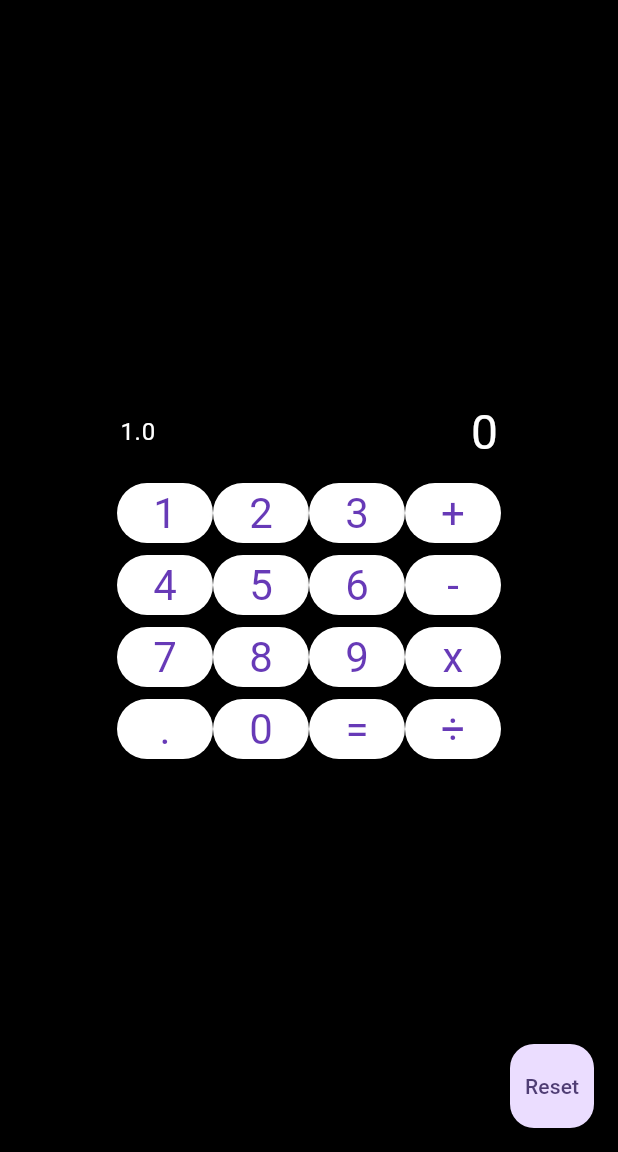
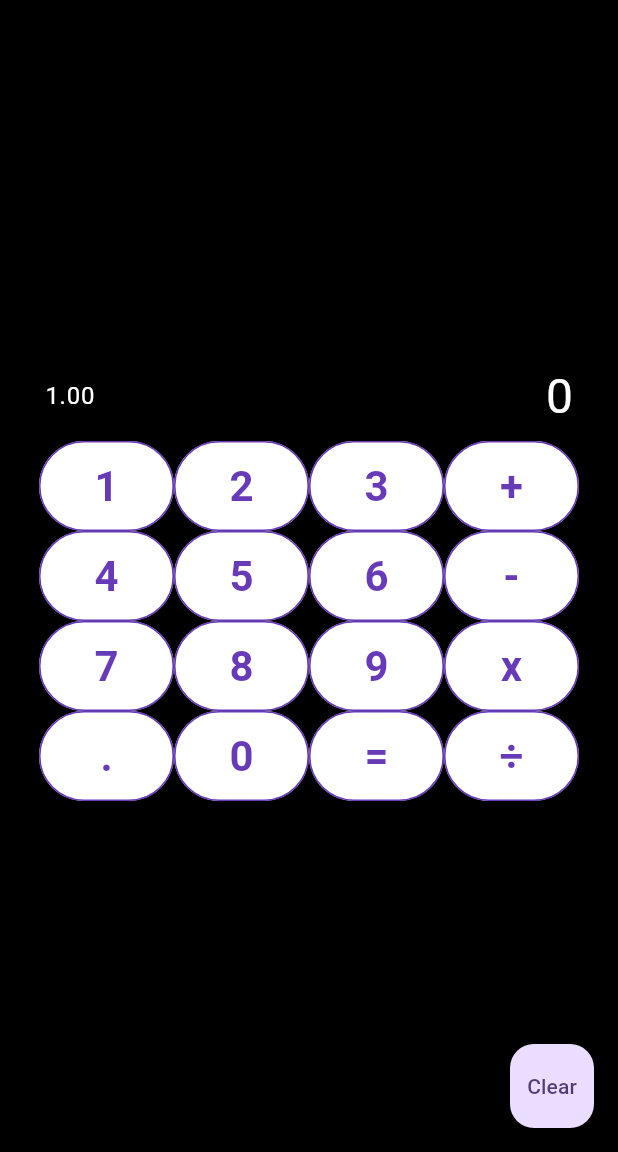
Before and after one commit to CelineSelke/MAD_HW2, a Flutter app: the screen it shows after launch, after a tap on an icon or button, on a phone screen of 412 x 824 dp, the part 84-1236 px from its top. Run offline on Flutter 3.47's test engine with Material 3 defaults, Android fonts, the phone set to English and light mode, and no system bars.

Commit message:
Modify theme, resize buttons, fix overflows

```diff
--- a/lib/main.dart
+++ b/lib/main.dart
@@ -17,8 +17,11 @@ class MyApp extends StatelessWidget {
       theme: ThemeData(
         colorScheme: ColorScheme.fromSeed(seedColor: Colors.deepPurple),
         scaffoldBackgroundColor: Colors.black,
-        elevatedButtonTheme: ElevatedButtonThemeData(style: ElevatedButton.styleFrom(foregroundColor: Colors.deepPurple, backgroundColor: Colors.white)),
-        textTheme: TextTheme(headlineLarge: TextStyle(color: Colors.white), bodyLarge: TextStyle(color: Colors.white), headlineMedium: TextStyle(color: Colors.deepPurple)),
+        elevatedButtonTheme: ElevatedButtonThemeData(style: ElevatedButton.styleFrom(foregroundColor: Colors.deepPurple, backgroundColor: Colors.white,shape: RoundedRectangleBorder(
+              borderRadius: BorderRadius.circular(32.0),
+              side: BorderSide(color: Colors.deepPurple)),
+              minimumSize: const Size(90, 60),)),
+        textTheme: TextTheme(headlineLarge: TextStyle(color: Colors.white), bodyLarge: TextStyle(color: Colors.white), headlineMedium: TextStyle(color: Colors.deepPurple, fontWeight: FontWeight.bold)),
         useMaterial3: true,
       ),
       home: const MyHomePage(title: 'Calculator'),
@@ -99,8 +102,10 @@ class _MyHomePageState extends State<MyHomePage> {
       if (operator == "/"){
           setState(() {
             num dividend = operand.removeLast();
-            if(operand.first == 0.0){
+            if(operand.last == 0.0){
                totalString = "Divide By Zero Error";
+
+               return;
             }
             else{
                total = dividend / operand.removeLast();
@@ -167,7 +172,7 @@ class _MyHomePageState extends State<MyHomePage> {
       });
   }
 
-  void reset(){
+  void clear(){
     setState(() {
       total = 0;
       totalString = "0";
@@ -189,14 +194,14 @@ class _MyHomePageState extends State<MyHomePage> {
         else{
           if(operator != ""){
             if(operand.length == 1){
-                calculation = "${operand.first} $operator";
+                calculation = "${operand.first.toStringAsPrecision(3)} $operator";
             }
             if(operand.length == 2){
-                calculation = "${operand.last} $operator ${operand.first}";
+                calculation = "${operand.last.toStringAsPrecision(3)} $operator ${operand.first.toStringAsPrecision(3)}";
             }
           }
           else{
-              calculation = "${operand.first}";
+              calculation = "${operand.first.toStringAsPrecision(3)}";
           }
         }
       });
@@ -222,10 +227,11 @@ class _MyHomePageState extends State<MyHomePage> {
           mainAxisAlignment: MainAxisAlignment.center,
           children: <Widget>[
             Padding(padding: EdgeInsets.only(
-              left: 80, top: 10, bottom: 10, right: 80
+              left: 30, top: 10, bottom: 10, right: 30
             ),
 
-            child: Row(mainAxisAlignment: MainAxisAlignment.center, children: [
+            child:
+              Row(mainAxisAlignment: MainAxisAlignment.center, children: [
               Text(calculation, style: Theme.of(context).textTheme.bodyLarge, overflow: TextOverflow.ellipsis,),
               Spacer(),
               Text(
@@ -274,9 +280,9 @@ class _MyHomePageState extends State<MyHomePage> {
         ),
       ),
       floatingActionButton: FloatingActionButton(
-        onPressed: reset,
-        tooltip: 'Reset',
-        child: const Text("Reset"),
+        onPressed: clear,
+        tooltip: 'Clear',
+        child: const Text("Clear"),
       ),
     );
   }
```
